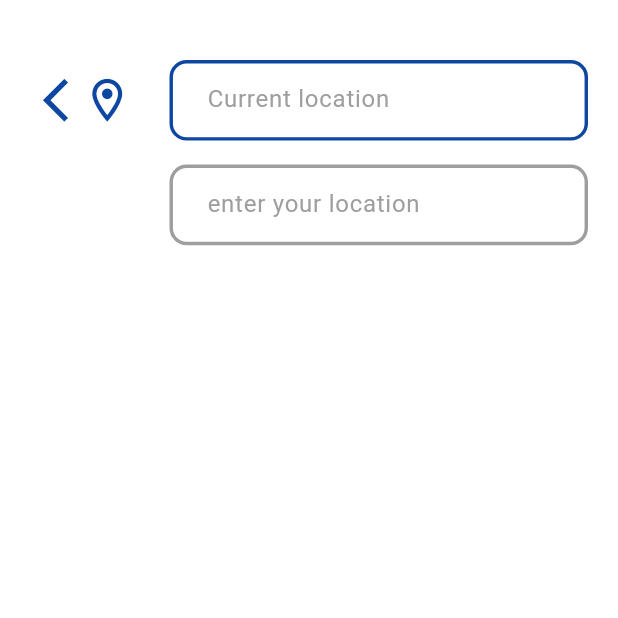
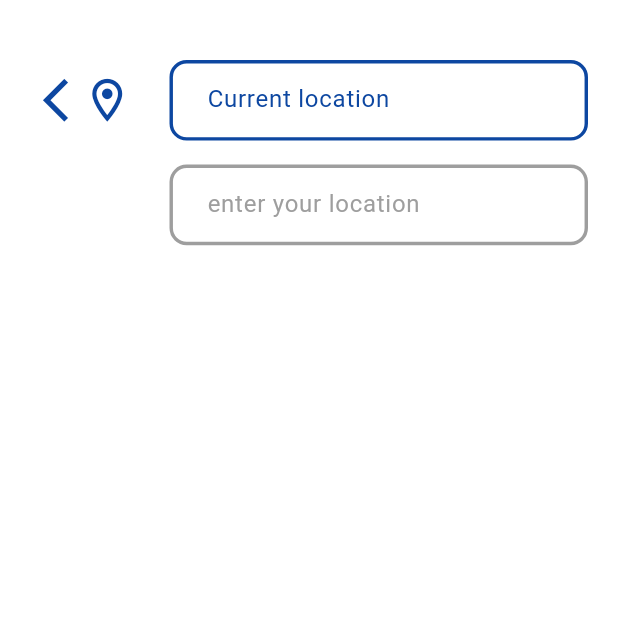
Before and after one commit to YasmeenGad/medical-app, a Flutter app: the MapView screen opened directly, on a phone screen of 412 x 824 dp, the top half of it. Run offline on Flutter 3.47's test engine with Material 3 defaults, Android fonts, the phone set to English and light mode, and no system bars; our stand-ins replace flutter_screenutil.

Commit message:
chore: add google maps flutter package

```diff
--- a/lib/features/home/presentation/widgets/custom_home_app_bar.dart
+++ b/lib/features/home/presentation/widgets/custom_home_app_bar.dart
@@ -42,7 +42,9 @@ class CustomHomeAppBar extends StatelessWidget {
             flex: 3,
             child: const CustomSearchContainer(
               borderColor: MyColors.grey,
-              hintText: "doctor/pharmacy/hospital...",),
+              hintText: "doctor/pharmacy/hospital...",
+              hintTextColor: MyColors.grey,
+            ),
           )
         ],
       ),
--- a/lib/features/home/presentation/widgets/custom_search_container.dart
+++ b/lib/features/home/presentation/widgets/custom_search_container.dart
@@ -5,9 +5,12 @@ import '../../../../core/styles/colors/my_colors.dart';
 
 class CustomSearchContainer extends StatelessWidget {
   const CustomSearchContainer(
-      {super.key, required this.borderColor, required this.hintText});
+      {super.key,
+      required this.borderColor,
+      required this.hintText,
+      required this.hintTextColor});
 
-  final Color borderColor;
+  final Color borderColor, hintTextColor;
 
   final String hintText;
 
@@ -23,7 +26,7 @@ class CustomSearchContainer extends StatelessWidget {
         decoration: InputDecoration(
           border: InputBorder.none,
           contentPadding: EdgeInsets.only(left: 20.w),
-          hintStyle: TextStyle(color: MyColors.grey),
+          hintStyle: TextStyle(color: hintTextColor),
           hintText: hintText,
         ),
       ),
--- a/lib/features/map/presentation/views/map_view.dart
+++ b/lib/features/map/presentation/views/map_view.dart
@@ -1,7 +1,7 @@
 import 'package:flutter/material.dart';
-import 'package:flutter_screenutil/flutter_screenutil.dart';
 import 'package:medical_app/core/styles/colors/my_colors.dart';
-import 'package:medical_app/features/home/presentation/widgets/custom_search_container.dart';
+
+import '../widgets/custom_map_app_bar.dart';
 
 class MapView extends StatelessWidget {
   const MapView({super.key});
@@ -13,54 +13,7 @@ class MapView extends StatelessWidget {
       body: CustomScrollView(
         slivers: [
           SliverToBoxAdapter(
-            child: Padding(
-              padding: const EdgeInsets.only(
-                  left: 20.0, right: 20.0, top: 40.0, bottom: 8.0),
-              child: Column(
-                spacing: 16,
-                children: [
-                  Row(children: [
-                    Expanded(
-                      child: Row(
-                        children: [
-                          GestureDetector(
-                              onTap: () {
-                                Navigator.pop(context);
-                              },
-                              child: Icon(
-                                Icons.arrow_back_ios_new_sharp,
-                                color: MyColors.darkBlue,
-                                size: 30.sp,
-                              )),
-                          Icon(
-                            Icons.location_on_outlined,
-                            color: MyColors.darkBlue,
-                            size: 30.sp,
-                          ),
-                        ],
-                      ),
-                    ),
-                    Expanded(
-                        flex: 3,
-                        child: CustomSearchContainer(
-                          borderColor: MyColors.darkBlue!,
-                          hintText: "Current location",
-                        )),
-                  ]),
-                  Row(children: [
-                    Expanded(
-                      child: SizedBox(),
-                    ),
-                    Expanded(
-                        flex: 3,
-                        child: CustomSearchContainer(
-                          borderColor: MyColors.grey,
-                          hintText: "enter your location",
-                        )),
-                  ]),
-                ],
-              ),
-            ),
+            child: const CustomMapAppBar(),
           )
         ],
       ),
--- /dev/null
+++ b/lib/features/map/presentation/widgets/custom_map_app_bar.dart
@@ -0,0 +1,63 @@
+import 'package:flutter/material.dart';
+import 'package:flutter_screenutil/flutter_screenutil.dart';
+
+import '../../../../core/styles/colors/my_colors.dart';
+import '../../../home/presentation/widgets/custom_search_container.dart';
+
+class CustomMapAppBar extends StatelessWidget {
+  const CustomMapAppBar({super.key});
+
+  @override
+  Widget build(BuildContext context) {
+    return Padding(
+      padding: const EdgeInsets.only(
+          left: 20.0, right: 20.0, top: 40.0, bottom: 8.0),
+      child: Column(
+        spacing: 16,
+        children: [
+          Row(children: [
+            Expanded(
+              child: Row(
+                children: [
+                  GestureDetector(
+                      onTap: () {
+                        Navigator.pop(context);
+                      },
+                      child: Icon(
+                        Icons.arrow_back_ios_new_sharp,
+                        color: MyColors.darkBlue,
+                        size: 30.sp,
+                      )),
+                  Icon(
+                    Icons.location_on_outlined,
+                    color: MyColors.darkBlue,
+                    size: 30.sp,
+                  ),
+                ],
+              ),
+            ),
+            Expanded(
+                flex: 3,
+                child: CustomSearchContainer(
+                  borderColor: MyColors.darkBlue!,
+                  hintText: "Current location",
+                  hintTextColor: MyColors.darkBlue!,
+                )),
+          ]),
+          Row(children: [
+            Expanded(
+              child: SizedBox(),
+            ),
+            Expanded(
+                flex: 3,
+                child: CustomSearchContainer(
+                  borderColor: MyColors.grey,
+                  hintText: "enter your location",
+                  hintTextColor: MyColors.grey,
+                )),
+          ]),
+        ],
+      ),
+    );
+  }
+}
--- a/pubspec.yaml
+++ b/pubspec.yaml
@@ -35,6 +35,7 @@ dependencies:
   # Use with the CupertinoIcons class for iOS style icons.
   cupertino_icons: ^1.0.8
   flutter_screenutil: ^5.9.3
+  google_maps_flutter: ^2.12.2
 
 dev_dependencies:
   flutter_test:
```
Also changed, not shown: pubspec.lock.
